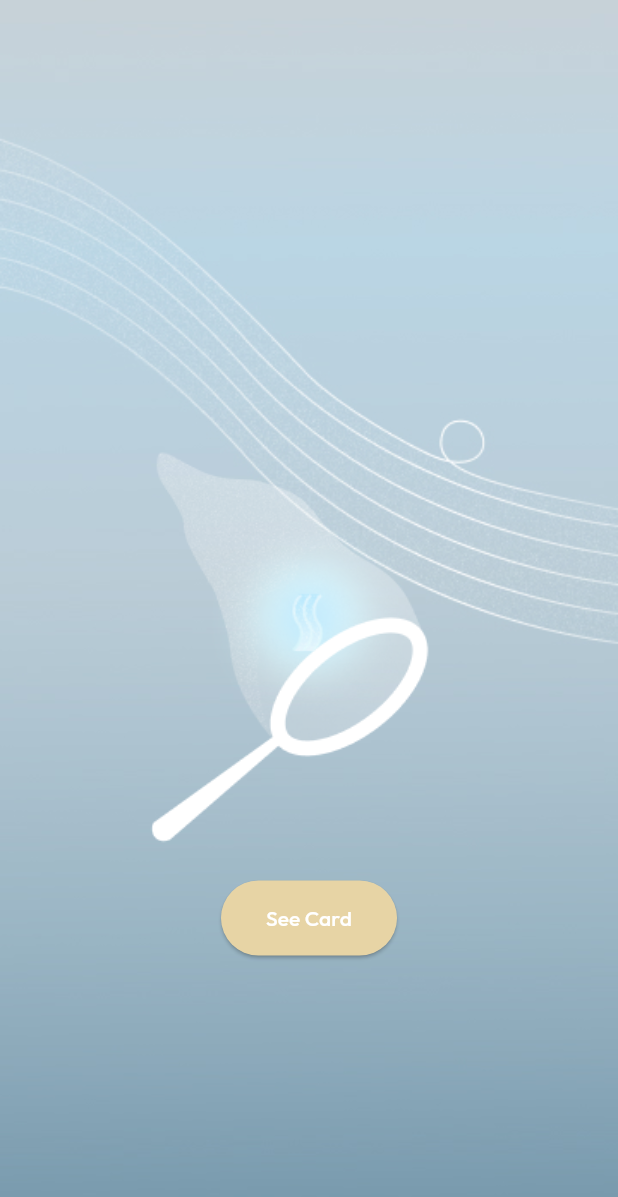
After one commit to jimicy/sustainfulness, a Flutter app: the RevealCardPage screen opened directly, on a phone screen of 412 x 824 dp. The commit adds this screen. Shown: the top 1197 px of the screen. Run offline on Flutter 3.47's test engine with Material 3 defaults, Android fonts, the phone set to English and light mode, and no system bars; drawn by our look-alikes of flutter_animate; our stand-ins replace bloc, flutter_bloc, flutter_svg, hydrated_bloc, share_plus, webview_flutter; missing offline and left inert: flutter_google_wallet; generated files the repository leaves out were written again.

Commit message:
Add reveal daily element page and global bloc DailyElementCubit.

```diff
--- /dev/null
+++ b/lib/app/revealed_card/cubit/daily_element_cubit.dart
@@ -0,0 +1,57 @@
+import 'dart:math';
+import 'package:hydrated_bloc/hydrated_bloc.dart';
+
+enum EnergyElement { water, fire, wood, metal, earth }
+
+const assetPaths = {
+  EnergyElement.water: 'assets/images/element_icon_water.png',
+  EnergyElement.fire: 'assets/images/element_icon_fire.png',
+  EnergyElement.wood: 'assets/images/element_icon_wood.png',
+  EnergyElement.metal: 'assets/images/element_icon_metal.png',
+  EnergyElement.earth: 'assets/images/element_icon_earth.png',
+};
+
+class DailyElementState {
+  DailyElementState({required this.element, required this.date});
+  final EnergyElement element;
+  final DateTime date;
+}
+
+// Hold a state representing the random element to be revealed.
+class DailyElementCubit extends HydratedCubit<DailyElementState> {
+  DailyElementCubit()
+      : super(
+          DailyElementState(
+            element: EnergyElement.values[Random().nextInt(5)],
+            date: DateTime.now(),
+          ),
+        );
+
+  void setNewDailyElement() {
+    emit(
+      DailyElementState(
+        element: EnergyElement.values[Random().nextInt(5)],
+        date: DateTime.now(),
+      ),
+    );
+  }
+
+  String get elementAssetPath => assetPaths[state.element]!;
+
+  bool get atLeastOneDayHasPassed {
+    final now = DateTime.now();
+    final lastDate = state.date;
+    return now.difference(lastDate).inDays > 0;
+  }
+
+  @override
+  DailyElementState fromJson(Map<String, dynamic> json) {
+    final element = EnergyElement.values[json['element'] as int];
+    final date = DateTime.parse(json['date'] as String);
+    return DailyElementState(element: element, date: date);
+  }
+
+  @override
+  Map<String, dynamic>? toJson(DailyElementState state) =>
+      {'element': state.element.index, 'date': state.date.toIso8601String()};
+}
--- /dev/null
+++ b/lib/app/revealed_card/view/revealed_card_page.dart
@@ -0,0 +1,173 @@
+import 'package:flutter/material.dart';
+import 'package:flutter_animate/flutter_animate.dart';
+import 'package:flutter_bloc/flutter_bloc.dart';
+import 'package:global_citizen_game/app/revealed_card/cubit/daily_element_cubit.dart';
+import 'package:global_citizen_game/navbar/view/nav_bar.dart';
+
+class RevealCardPage extends StatelessWidget {
+  const RevealCardPage({super.key});
+
+  @override
+  Widget build(BuildContext context) {
+    // Set a new random daily element.
+    context.read<DailyElementCubit>().setNewDailyElement();
+
+    return Scaffold(
+      backgroundColor: Color.fromRGBO(78, 109, 127, 1),
+      body: Stack(
+        children: [
+          Container(
+            decoration: const BoxDecoration(
+              image: DecorationImage(
+                image: AssetImage(
+                  'assets/images/reveal_bg.jpg',
+                ),
+                fit: BoxFit.cover,
+              ),
+            ),
+          ),
+          RevealedElementAnimation(
+            elementAssetPath:
+                context.read<DailyElementCubit>().elementAssetPath,
+          ),
+          NetCaptureAnimation(),
+          SeeCardButton(),
+        ],
+      ),
+    );
+  }
+}
+
+class NetCaptureAnimation extends StatelessWidget {
+  const NetCaptureAnimation({super.key});
+
+  @override
+  Widget build(BuildContext context) {
+    return NetCapture()
+        .animate()
+        .fadeIn(
+          curve: Curves.easeOut,
+          duration: const Duration(
+            milliseconds: 1500,
+          ),
+        )
+        .slide(
+          begin: const Offset(-1, 0),
+          duration: const Duration(
+            milliseconds: 1000,
+          ),
+          curve: Curves.easeOut,
+        );
+  }
+}
+
+class NetCapture extends StatelessWidget {
+  const NetCapture({super.key});
+
+  @override
+  Widget build(BuildContext context) {
+    return Align(
+      alignment: Alignment.center,
+      child: Transform.translate(
+        offset: const Offset(-30, 10),
+        child: SizedBox(
+          child: Image(
+            image: AssetImage(
+              'assets/images/reveal_net.png',
+            ),
+          ),
+        ),
+      ),
+    );
+  }
+}
+
+class RevealedElementAnimation extends StatelessWidget {
+  const RevealedElementAnimation({required this.elementAssetPath, super.key});
+
+  final String elementAssetPath;
+
+  @override
+  Widget build(BuildContext context) {
+    return RevealedElement(
+      elementAssetPath: elementAssetPath,
+    )
+        .animate()
+        .fadeIn(
+          curve: Curves.easeOut,
+          duration: const Duration(
+            milliseconds: 1500,
+          ),
+        )
+        .slide(
+          begin: const Offset(0, 0.1),
+          duration: const Duration(
+            milliseconds: 1000,
+          ),
+          curve: Curves.easeOut,
+        )
+        .then()
+        .animate(
+      onPlay: (controller) {
+        controller.repeat();
+      },
+    ).shimmer(
+      duration: 2400.ms,
+    );
+  }
+}
+
+class RevealedElement extends StatelessWidget {
+  const RevealedElement({required this.elementAssetPath, super.key});
+
+  final String elementAssetPath;
+
+  @override
+  Widget build(BuildContext context) {
+    return Align(
+      alignment: Alignment.center,
+      child: SizedBox(
+        child: Image(
+          image: AssetImage(
+            elementAssetPath,
+          ),
+        ),
+      ),
+    );
+  }
+}
+
+class SeeCardButton extends StatelessWidget {
+  const SeeCardButton({super.key});
+
+  @override
+  Widget build(BuildContext context) {
+    return Align(
+      alignment: Alignment.center,
+      child: Transform.translate(
+        offset: const Offset(0, 200),
+        child: ElevatedButton(
+          onPressed: () {
+            Navigator.push(
+              context,
+              MaterialPageRoute(
+                builder: (context) {
+                  return const BottomNavBar();
+                },
+              ),
+            );
+          },
+          child: const Text('See Card'),
+          style: ElevatedButton.styleFrom(
+            backgroundColor: const Color.fromRGBO(231, 212, 165, 1.0),
+            foregroundColor: Colors.white,
+            shape: RoundedRectangleBorder(
+              borderRadius: BorderRadius.circular(50),
+            ),
+            padding: const EdgeInsets.fromLTRB(30, 15, 30, 15),
+          ),
+        ),
+      ),
+    );
+  }
+}
--- a/lib/game/view/game_page.dart
+++ b/lib/game/view/game_page.dart
@@ -1,4 +1,5 @@
 import 'package:flutter/material.dart';
+import 'package:global_citizen_game/app/revealed_card/view/revealed_card_page.dart';
 import 'package:global_citizen_game/navbar/view/nav_bar.dart';
 import 'package:webview_flutter/webview_flutter.dart';
 
@@ -33,7 +34,7 @@ class _GameWebViewState extends State<GameWebView> {
             context,
             MaterialPageRoute(
               builder: (context) {
-                return const BottomNavBar();
+                return const RevealCardPage();
               },
             ),
           );
```
Also changed, not shown: lib/app/revealed_card/view/animated_net.dart (added, +64 -0 lines), lib/app/view/app.dart (+15 -4 lines).
